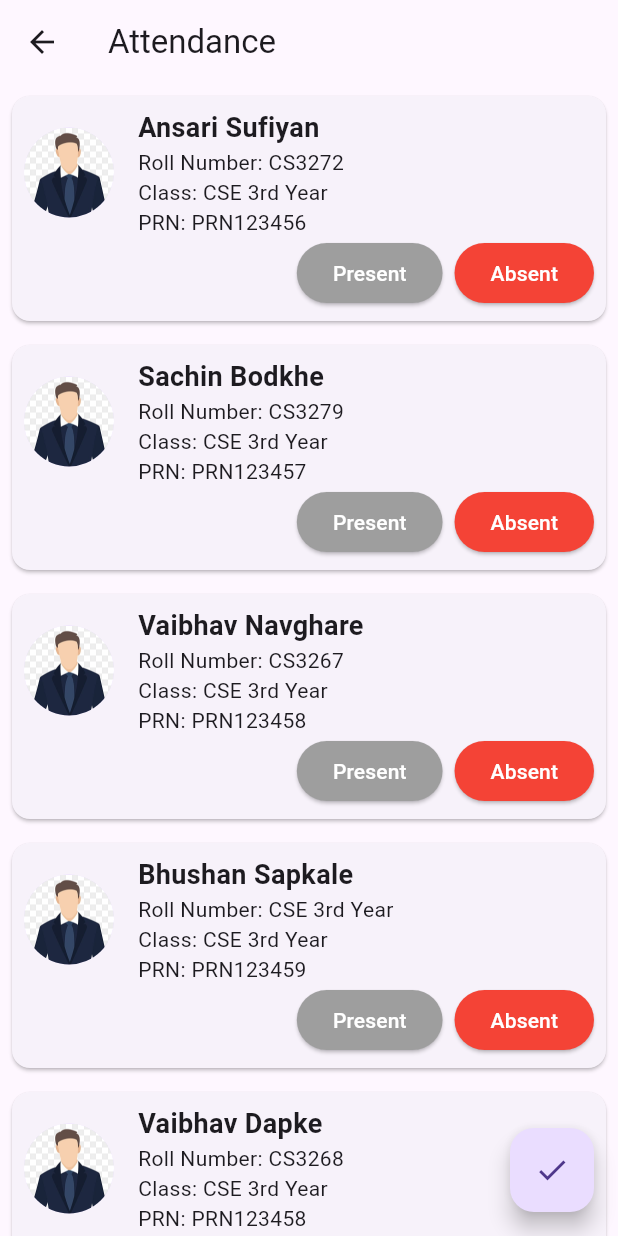
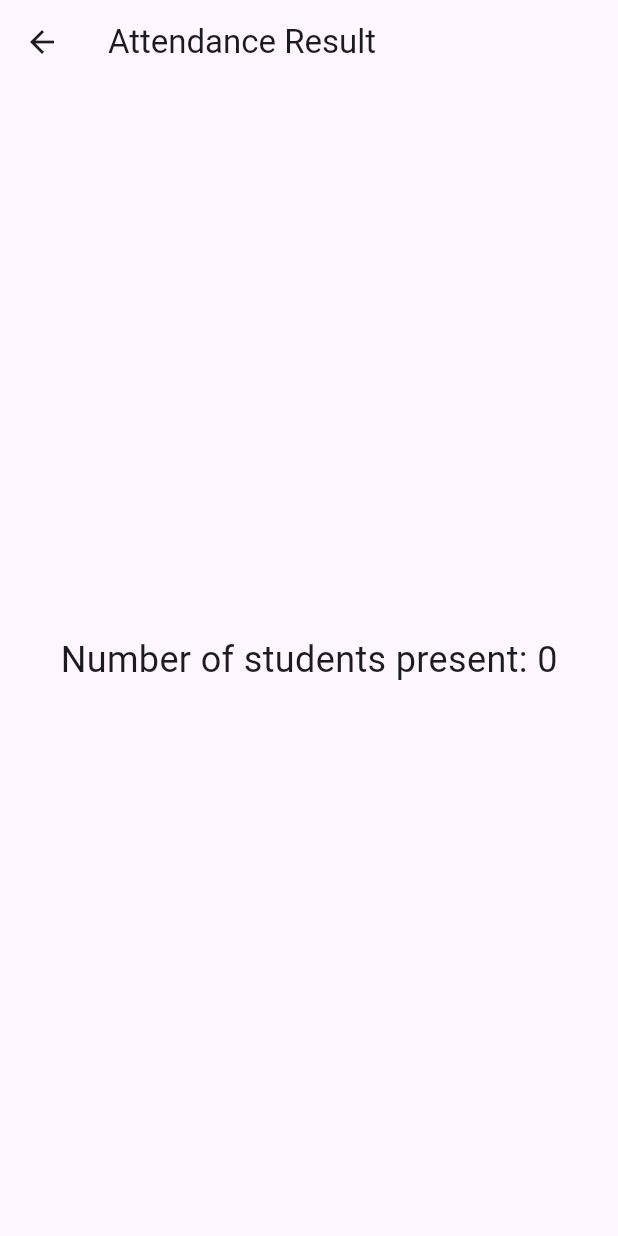
Before and after one commit to vaibhavnavghare4253/bustrack, a Flutter app: the AttendancePage screen opened directly, after a tap on the "check" icon, on a phone screen of 412 x 824 dp. Run offline on Flutter 3.47's test engine with Material 3 defaults, Android fonts, the phone set to English and light mode, and no system bars; our stand-ins replace cloud_firestore, dropdown_button2, firebase_auth, firebase_core, google_maps_flutter, location; missing offline and left inert: flutter_polyline_points; accounts and stored records are empty.

Commit message:
temp new

```diff
--- a/lib/pages/attendance_page.dart
+++ b/lib/pages/attendance_page.dart
@@ -8,7 +8,6 @@ class AttendancePage extends StatefulWidget {
 }
 
 class _AttendancePageState extends State<AttendancePage> {
-  // Dummy data for students' attendance
   final List<Map<String, dynamic>> students = [
     {
       'name': 'Ansari Sufiyan',
@@ -18,7 +17,6 @@ class _AttendancePageState extends State<AttendancePage> {
       'prn': 'PRN123456',
       'status': 'Absent'
     },
-
     {
       'name': 'Sachin Bodkhe',
       'profilePhoto': 'assets/userimg.jpg',
@@ -59,15 +57,27 @@ class _AttendancePageState extends State<AttendancePage> {
       'prn': 'PRN123459',
       'status': 'Absent'
     },
-    // Add more students as needed
   ];
 
-
+  int presentCount = 0;
 
   void updateAttendanceStatus(int index, String status) {
     setState(() {
       students[index]['status'] = status;
     });
+  }
+
+  void navigateToAttendanceResultPage() {
+    // Calculate the number of students marked as 'Present'
+    presentCount = students.where((student) => student['status'] == 'Present').length;
+
+    // Navigate to the results page
+    Navigator.push(
+      context,
+      MaterialPageRoute(
+        builder: (context) => AttendanceResultPage(presentCount: presentCount),
+      ),
+    );
   }
 
   @override
@@ -156,9 +166,7 @@ class _AttendancePageState extends State<AttendancePage> {
             right: 16,
             bottom: 16,
             child: FloatingActionButton(
-              onPressed: () {
-                // Handle submit action
-              },
+              onPressed: navigateToAttendanceResultPage,
               child: const Icon(Icons.check),
             ),
           ),
@@ -167,3 +175,24 @@ class _AttendancePageState extends State<AttendancePage> {
     );
   }
 }
+
+class AttendanceResultPage extends StatelessWidget {
+  final int presentCount;
+
+  const AttendanceResultPage({Key? key, required this.presentCount}) : super(key: key);
+
+  @override
+  Widget build(BuildContext context) {
+    return Scaffold(
+      appBar: AppBar(
+        title: const Text('Attendance Result'),
+      ),
+      body: Center(
+        child: Text(
+          'Number of students present: $presentCount',
+          style: TextStyle(fontSize: 24),
+        ),
+      ),
+    );
+  }
+}
--- a/lib/pages/bus_details_page.dart
+++ b/lib/pages/bus_details_page.dart
@@ -34,7 +34,7 @@ class BusDetailsPage extends StatelessWidget {
                         style: TextStyle(fontSize: 18, fontWeight: FontWeight.bold),
                       ),
                       Text(
-                        'Driver: John Doe',
+                        'Driver: Gangaram',
                         style: TextStyle(fontSize: 16),
                       ),
                       Text(
@@ -112,7 +112,7 @@ class BusDetailsPage extends StatelessWidget {
                         style: TextStyle(fontSize: 18, fontWeight: FontWeight.bold),
                       ),
                       Text(
-                        'Driver: John Doe',
+                        'Driver: Sadashiv',
                         style: TextStyle(fontSize: 16),
                       ),
                       Text(
@@ -191,7 +191,7 @@ class BusDetailsPage extends StatelessWidget {
                         style: TextStyle(fontSize: 18, fontWeight: FontWeight.bold),
                       ),
                       Text(
-                        'Driver: John Doe',
+                        'Driver: ram patil',
                         style: TextStyle(fontSize: 16),
                       ),
                       Text(
```
Also changed, not shown: lib/pages/AttendanceResultPage.dart (added).
